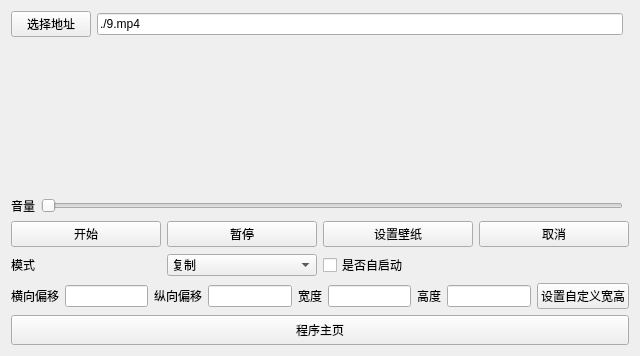
Above: settingwindow.ui from dependon/fantascene-dynamic-wallpaper before the change. Below: the same form after it.
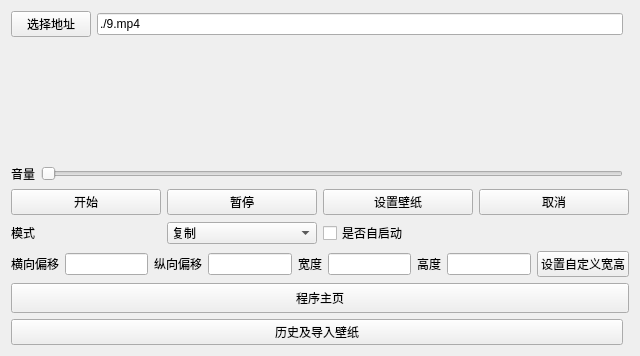
That is the form after the change.

Commit message:
fix: 增加了历史的功能
Description:

Log:
Bug:
Issue:
Task:

Patch:
```diff
--- a/settingwindow.ui
+++ b/settingwindow.ui
@@ -329,6 +329,13 @@
      </property>
     </spacer>
    </item>
+   <item row="8" column="0">
+    <widget class="QPushButton" name="history">
+     <property name="text">
+      <string>历史及导入壁纸</string>
+     </property>
+    </widget>
+   </item>
   </layout>
  </widget>
  <resources/>
```
The commit also changes 12 other files.
